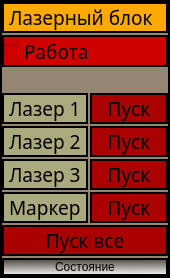
This is TraineeProjectSource/ui_files/laserblockwindow.ui in orizonti/AstraTraineeProject as Qt 5 draws it before an edit. The edited form follows.
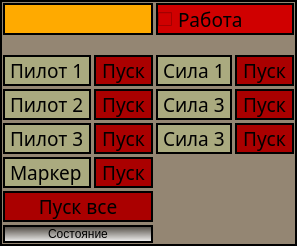
This is the edited form. Icons and pictures are not drawn.

The edit to the form file:
```diff
--- a/TraineeProjectSource/ui_files/laserblockwindow.ui
+++ b/TraineeProjectSource/ui_files/laserblockwindow.ui
@@ -6,8 +6,8 @@
    <rect>
     <x>0</x>
     <y>0</y>
-    <width>170</width>
-    <height>278</height>
+    <width>297</width>
+    <height>243</height>
    </rect>
   </property>
   <property name="windowTitle">
@@ -37,318 +37,22 @@
   </property>
   <layout class="QGridLayout" name="gridLayout">
    <property name="leftMargin">
-    <number>2</number>
+    <number>3</number>
    </property>
    <property name="topMargin">
-    <number>2</number>
+    <number>3</number>
    </property>
    <property name="rightMargin">
-    <number>2</number>
+    <number>3</number>
    </property>
    <property name="bottomMargin">
-    <number>2</number>
+    <number>3</number>
    </property>
    <property name="spacing">
-    <number>2</number>
+    <number>3</number>
    </property>
-   <item row="0" column="0" colspan="2">
-    <widget class="QLabel" name="label_2">
-     <property name="font">
-      <font>
-       <family>Sans Serif</family>
-       <pointsize>14</pointsize>
-       <weight>50</weight>
-       <italic>false</italic>
-       <bold>false</bold>
-      </font>
-     </property>
-     <property name="styleSheet">
-      <string notr="true">QLabel
-{
-border: 2px solid line black;
-	
-	background-color: rgb(255, 170, 0);
-}</string>
-     </property>
-     <property name="text">
-      <string>Лазерный блок</string>
-     </property>
-    </widget>
-   </item>
-   <item row="8" column="1">
-    <widget class="QPushButton" name="ButTurnToWorkPointer">
-     <property name="font">
-      <font>
-       <family>Sans Serif</family>
-       <pointsize>14</pointsize>
-       <weight>50</weight>
-       <italic>false</italic>
-       <bold>false</bold>
-      </font>
-     </property>
-     <property name="styleSheet">
-      <string notr="true">QPushButton
-{
-background-color: rgb(170, 0, 0);
-}
-
-QPushButton:checked
-{
-
- 
-	background-color: rgb(85, 170, 0);
-
-}
-
-QPushButton:pressed
-{
-
- 
-	
-	background-color: qlineargradient(spread:pad, x1:0.025, y1:0.00568182, x2:1, y2:1, stop:0 rgba(0, 170, 18, 255), stop:1 rgba(255, 255, 255, 255));
-
-}</string>
-     </property>
-     <property name="text">
-      <string>Пуск</string>
-     </property>
-     <property name="checkable">
-      <bool>true</bool>
-     </property>
-    </widget>
-   </item>
-   <item row="7" column="0">
-    <widget class="QLabel" name="label_5">
-     <property name="font">
-      <font>
-       <family>Sans Serif</family>
-       <pointsize>14</pointsize>
-       <weight>50</weight>
-       <italic>false</italic>
-       <bold>false</bold>
-      </font>
-     </property>
-     <property name="styleSheet">
-      <string notr="true">QLabel
-{
-border: 2px solid line black;
-	
-	background-color: rgb(170, 170, 127);
-}</string>
-     </property>
-     <property name="text">
-      <string>Лазер 3</string>
-     </property>
-    </widget>
-   </item>
-   <item row="7" column="1">
-    <widget class="QPushButton" name="ButTurnToWorkLaser3">
-     <property name="font">
-      <font>
-       <family>Sans Serif</family>
-       <pointsize>14</pointsize>
-       <weight>50</weight>
-       <italic>false</italic>
-       <bold>false</bold>
-      </font>
-     </property>
-     <property name="styleSheet">
-      <string notr="true">QPushButton
-{
-background-color: rgb(170, 0, 0);
-}
-
-QPushButton:checked
-{
-
- 
-	background-color: rgb(85, 170, 0);
-
-}
-
-QPushButton:pressed
-{
-
- 
-	
-	background-color: qlineargradient(spread:pad, x1:0.025, y1:0.00568182, x2:1, y2:1, stop:0 rgba(0, 170, 18, 255), stop:1 rgba(255, 255, 255, 255));
-
-}</string>
-     </property>
-     <property name="text">
-      <string>Пуск</string>
-     </property>
-     <property name="checkable">
-      <bool>true</bool>
-     </property>
-    </widget>
-   </item>
-   <item row="1" column="0" colspan="2">
-    <widget class="QCheckBox" name="checkWorkBlock">
-     <property name="font">
-      <font>
-       <family>Sans Serif</family>
-       <pointsize>14</pointsize>
-       <weight>50</weight>
-       <italic>false</italic>
-       <bold>false</bold>
-      </font>
-     </property>
-     <property name="styleSheet">
-      <string notr="true">QCheckBox
-{
-border: 2px solid line black;
-	
-	
-	background-color: rgb(208, 0, 0);
-}
-
-QCheckBox::checked
-{
-border: 2px solid line black;
-	
-	background-color: rgb(85, 170, 0);
-}</string>
-     </property>
-     <property name="text">
-      <string>Работа</string>
-     </property>
-    </widget>
-   </item>
-   <item row="8" column="0">
-    <widget class="QLabel" name="label_6">
-     <property name="font">
-      <font>
-       <family>Sans Serif</family>
-       <pointsize>14</pointsize>
-       <weight>50</weight>
-       <italic>false</italic>
-       <bold>false</bold>
-      </font>
-     </property>
-     <property name="styleSheet">
-      <string notr="true">QLabel
-{
-border: 2px solid line black;
-	
-	background-color: rgb(170, 170, 127);
-}</string>
-     </property>
-     <property name="text">
-      <string>Маркер</string>
-     </property>
-    </widget>
-   </item>
-   <item row="5" column="0">
-    <widget class="QLabel" name="label_3">
-     <property name="font">
-      <font>
-       <family>Sans Serif</family>
-       <pointsize>14</pointsize>
-       <weight>50</weight>
-       <italic>false</italic>
-       <bold>false</bold>
-      </font>
-     </property>
-     <property name="styleSheet">
-      <string notr="true">QLabel
-{
-border: 2px solid line black;
-	
-	background-color: rgb(170, 170, 127);
-}</string>
-     </property>
-     <property name="text">
-      <string>Лазер 2</string>
-     </property>
-    </widget>
-   </item>
-   <item row="9" column="0" colspan="2">
-    <widget class="QPushButton" name="butStartAllLasers">
-     <property name="font">
-      <font>
-       <family>Sans Serif</family>
-       <pointsize>14</pointsize>
-       <weight>50</weight>
-       <italic>false</italic>
-       <bold>false</bold>
-      </font>
-     </property>
-     <property name="styleSheet">
-      <string notr="true">QPushButton
-{
-background-color: rgb(170, 0, 0);
-}
-
-QPushButton:checked
-{
-
- 
-	background-color: rgb(85, 170, 0);
-
-}
-
-QPushButton:pressed
-{
-
- 
-	
-	background-color: qlineargradient(spread:pad, x1:0.025, y1:0.00568182, x2:1, y2:1, stop:0 rgba(0, 170, 18, 255), stop:1 rgba(255, 255, 255, 255));
-
-}</string>
-     </property>
-     <property name="text">
-      <string>Пуск все</string>
-     </property>
-     <property name="checkable">
-      <bool>true</bool>
-     </property>
-    </widget>
-   </item>
-   <item row="5" column="1">
-    <widget class="QPushButton" name="ButTurnToWorkLaser2">
-     <property name="font">
-      <font>
-       <family>Sans Serif</family>
-       <pointsize>14</pointsize>
-       <weight>50</weight>
-       <italic>false</italic>
-       <bold>false</bold>
-      </font>
-     </property>
-     <property name="styleSheet">
-      <string notr="true">QPushButton
-{
-background-color: rgb(170, 0, 0);
-}
-
-QPushButton:checked
-{
-
- 
-	background-color: rgb(85, 170, 0);
-
-}
-
-QPushButton:pressed
-{
-
- 
-	
-	background-color: qlineargradient(spread:pad, x1:0.025, y1:0.00568182, x2:1, y2:1, stop:0 rgba(0, 170, 18, 255), stop:1 rgba(255, 255, 255, 255));
-
-}</string>
-     </property>
-     <property name="text">
-      <string>Пуск</string>
-     </property>
-     <property name="checkable">
-      <bool>true</bool>
-     </property>
-    </widget>
-   </item>
-   <item row="3" column="0" rowspan="2">
-    <widget class="QLabel" name="label_4">
+   <item row="5" column="2">
+    <widget class="QLabel" name="label_8">
      <property name="sizePolicy">
       <sizepolicy hsizetype="Preferred" vsizetype="Preferred">
        <horstretch>0</horstretch>
@@ -373,11 +77,11 @@
 }</string>
      </property>
      <property name="text">
-      <string>Лазер 1</string>
+      <string>Сила 3</string>
      </property>
     </widget>
    </item>
-   <item row="2" column="0" colspan="2">
+   <item row="1" column="0" colspan="4">
     <widget class="QLabel" name="label">
      <property name="sizePolicy">
       <sizepolicy hsizetype="Preferred" vsizetype="MinimumExpanding">
@@ -387,7 +91,7 @@
      </property>
      <property name="maximumSize">
       <size>
-       <width>240</width>
+       <width>300</width>
        <height>200</height>
       </size>
      </property>
@@ -402,8 +106,14 @@
      </property>
     </widget>
    </item>
-   <item row="3" column="1" rowspan="2">
-    <widget class="QPushButton" name="ButTurnToWorkLaser1">
+   <item row="6" column="2">
+    <widget class="QLabel" name="label_9">
+     <property name="sizePolicy">
+      <sizepolicy hsizetype="Preferred" vsizetype="Maximum">
+       <horstretch>0</horstretch>
+       <verstretch>0</verstretch>
+      </sizepolicy>
+     </property>
      <property name="font">
       <font>
        <family>Sans Serif</family>
@@ -414,6 +124,30 @@
       </font>
      </property>
      <property name="styleSheet">
+      <string notr="true">QLabel
+{
+border: 2px solid line black;
+	
+	background-color: rgb(170, 170, 127);
+}</string>
+     </property>
+     <property name="text">
+      <string>Сила 3</string>
+     </property>
+    </widget>
+   </item>
+   <item row="5" column="1">
+    <widget class="QPushButton" name="ButTurnToWorkLaser2">
+     <property name="font">
+      <font>
+       <family>Sans Serif</family>
+       <pointsize>14</pointsize>
+       <weight>50</weight>
+       <italic>false</italic>
+       <bold>false</bold>
+      </font>
+     </property>
+     <property name="styleSheet">
       <string notr="true">QPushButton
 {
 background-color: rgb(170, 0, 0);
@@ -444,7 +178,163 @@
      </property>
     </widget>
    </item>
-   <item row="10" column="0" colspan="2">
+   <item row="6" column="0">
+    <widget class="QLabel" name="label_5">
+     <property name="sizePolicy">
+      <sizepolicy hsizetype="Preferred" vsizetype="Maximum">
+       <horstretch>0</horstretch>
+       <verstretch>0</verstretch>
+      </sizepolicy>
+     </property>
+     <property name="font">
+      <font>
+       <family>Sans Serif</family>
+       <pointsize>14</pointsize>
+       <weight>50</weight>
+       <italic>false</italic>
+       <bold>false</bold>
+      </font>
+     </property>
+     <property name="styleSheet">
+      <string notr="true">QLabel
+{
+border: 2px solid line black;
+	
+	background-color: rgb(170, 170, 127);
+}</string>
+     </property>
+     <property name="text">
+      <string>Пилот 3</string>
+     </property>
+    </widget>
+   </item>
+   <item row="6" column="3">
+    <widget class="QPushButton" name="ButTurnToWorkPower3">
+     <property name="font">
+      <font>
+       <family>Sans Serif</family>
+       <pointsize>14</pointsize>
+       <weight>50</weight>
+       <italic>false</italic>
+       <bold>false</bold>
+      </font>
+     </property>
+     <property name="styleSheet">
+      <string notr="true">QPushButton
+{
+background-color: rgb(170, 0, 0);
+}
+
+QPushButton:checked
+{
+
+ 
+	background-color: rgb(85, 170, 0);
+
+}
+
+QPushButton:pressed
+{
+
+ 
+	
+	background-color: qlineargradient(spread:pad, x1:0.025, y1:0.00568182, x2:1, y2:1, stop:0 rgba(0, 170, 18, 255), stop:1 rgba(255, 255, 255, 255));
+
+}</string>
+     </property>
+     <property name="text">
+      <string>Пуск</string>
+     </property>
+     <property name="checkable">
+      <bool>true</bool>
+     </property>
+    </widget>
+   </item>
+   <item row="5" column="3">
+    <widget class="QPushButton" name="ButTurnToWorkPower2">
+     <property name="font">
+      <font>
+       <family>Sans Serif</family>
+       <pointsize>14</pointsize>
+       <weight>50</weight>
+       <italic>false</italic>
+       <bold>false</bold>
+      </font>
+     </property>
+     <property name="styleSheet">
+      <string notr="true">QPushButton
+{
+background-color: rgb(170, 0, 0);
+}
+
+QPushButton:checked
+{
+
+ 
+	background-color: rgb(85, 170, 0);
+
+}
+
+QPushButton:pressed
+{
+
+ 
+	
+	background-color: qlineargradient(spread:pad, x1:0.025, y1:0.00568182, x2:1, y2:1, stop:0 rgba(0, 170, 18, 255), stop:1 rgba(255, 255, 255, 255));
+
+}</string>
+     </property>
+     <property name="text">
+      <string>Пуск</string>
+     </property>
+     <property name="checkable">
+      <bool>true</bool>
+     </property>
+    </widget>
+   </item>
+   <item row="4" column="3">
+    <widget class="QPushButton" name="ButTurnToWorkPower1">
+     <property name="font">
+      <font>
+       <family>Sans Serif</family>
+       <pointsize>14</pointsize>
+       <weight>50</weight>
+       <italic>false</italic>
+       <bold>false</bold>
+      </font>
+     </property>
+     <property name="styleSheet">
+      <string notr="true">QPushButton
+{
+background-color: rgb(170, 0, 0);
+}
+
+QPushButton:checked
+{
+
+ 
+	background-color: rgb(85, 170, 0);
+
+}
+
+QPushButton:pressed
+{
+
+ 
+	
+	background-color: qlineargradient(spread:pad, x1:0.025, y1:0.00568182, x2:1, y2:1, stop:0 rgba(0, 170, 18, 255), stop:1 rgba(255, 255, 255, 255));
+
+}</string>
+     </property>
+     <property name="text">
+      <string>Пуск</string>
+     </property>
+     <property name="checkable">
+      <bool>true</bool>
+     </property>
+    </widget>
+   </item>
+   <item row="15" column="0" colspan="2">
     <widget class="QPushButton" name="ButStateRequest">
      <property name="styleSheet">
       <string notr="true">QPushButton
@@ -462,6 +352,347 @@
      </property>
     </widget>
    </item>
+   <item row="7" column="0">
+    <widget class="QLabel" name="label_6">
+     <property name="font">
+      <font>
+       <family>Sans Serif</family>
+       <pointsize>14</pointsize>
+       <weight>50</weight>
+       <italic>false</italic>
+       <bold>false</bold>
+      </font>
+     </property>
+     <property name="styleSheet">
+      <string notr="true">QLabel
+{
+border: 2px solid line black;
+	
+	background-color: rgb(170, 170, 127);
+}</string>
+     </property>
+     <property name="text">
+      <string>Маркер</string>
+     </property>
+    </widget>
+   </item>
+   <item row="0" column="0" colspan="2">
+    <widget class="QLabel" name="label_2">
+     <property name="font">
+      <font>
+       <family>Sans Serif</family>
+       <pointsize>14</pointsize>
+       <weight>50</weight>
+       <italic>false</italic>
+       <bold>false</bold>
+      </font>
+     </property>
+     <property name="styleSheet">
+      <string notr="true">QLabel
+{
+border: 2px solid line black;
+	
+	background-color: rgb(255, 170, 0);
+}</string>
+     </property>
+     <property name="text">
+      <string/>
+     </property>
+    </widget>
+   </item>
+   <item row="6" column="1">
+    <widget class="QPushButton" name="ButTurnToWorkLaser3">
+     <property name="sizePolicy">
+      <sizepolicy hsizetype="Minimum" vsizetype="Fixed">
+       <horstretch>0</horstretch>
+       <verstretch>0</verstretch>
+      </sizepolicy>
+     </property>
+     <property name="font">
+      <font>
+       <family>Sans Serif</family>
+       <pointsize>14</pointsize>
+       <weight>50</weight>
+       <italic>false</italic>
+       <bold>false</bold>
+      </font>
+     </property>
+     <property name="styleSheet">
+      <string notr="true">QPushButton
+{
+background-color: rgb(170, 0, 0);
+}
+
+QPushButton:checked
+{
+
+ 
+	background-color: rgb(85, 170, 0);
+
+}
+
+QPushButton:pressed
+{
+
+ 
+	
+	background-color: qlineargradient(spread:pad, x1:0.025, y1:0.00568182, x2:1, y2:1, stop:0 rgba(0, 170, 18, 255), stop:1 rgba(255, 255, 255, 255));
+
+}</string>
+     </property>
+     <property name="text">
+      <string>Пуск</string>
+     </property>
+     <property name="checkable">
+      <bool>true</bool>
+     </property>
+    </widget>
+   </item>
+   <item row="5" column="0">
+    <widget class="QLabel" name="label_3">
+     <property name="font">
+      <font>
+       <family>Sans Serif</family>
+       <pointsize>14</pointsize>
+       <weight>50</weight>
+       <italic>false</italic>
+       <bold>false</bold>
+      </font>
+     </property>
+     <property name="styleSheet">
+      <string notr="true">QLabel
+{
+border: 2px solid line black;
+	
+	background-color: rgb(170, 170, 127);
+}</string>
+     </property>
+     <property name="text">
+      <string>Пилот 2</string>
+     </property>
+    </widget>
+   </item>
+   <item row="4" column="1">
+    <widget class="QPushButton" name="ButTurnToWorkLaser1">
+     <property name="font">
+      <font>
+       <family>Sans Serif</family>
+       <pointsize>14</pointsize>
+       <weight>50</weight>
+       <italic>false</italic>
+       <bold>false</bold>
+      </font>
+     </property>
+     <property name="styleSheet">
+      <string notr="true">QPushButton
+{
+background-color: rgb(170, 0, 0);
+}
+
+QPushButton:checked
+{
+
+ 
+	background-color: rgb(85, 170, 0);
+
+}
+
+QPushButton:pressed
+{
+
+ 
+	
+	background-color: qlineargradient(spread:pad, x1:0.025, y1:0.00568182, x2:1, y2:1, stop:0 rgba(0, 170, 18, 255), stop:1 rgba(255, 255, 255, 255));
+
+}</string>
+     </property>
+     <property name="text">
+      <string>Пуск</string>
+     </property>
+     <property name="checkable">
+      <bool>true</bool>
+     </property>
+    </widget>
+   </item>
+   <item row="0" column="2" colspan="2">
+    <widget class="QCheckBox" name="checkWorkBlock">
+     <property name="enabled">
+      <bool>true</bool>
+     </property>
+     <property name="font">
+      <font>
+       <family>Sans Serif</family>
+       <pointsize>14</pointsize>
+       <weight>50</weight>
+       <italic>false</italic>
+       <bold>false</bold>
+      </font>
+     </property>
+     <property name="styleSheet">
+      <string notr="true">QCheckBox
+{
+border: 2px solid line black;
+	
+	
+	background-color: rgb(208, 0, 0);
+}
+
+QCheckBox::checked
+{
+border: 2px solid line black;
+	
+	background-color: rgb(85, 170, 0);
+}</string>
+     </property>
+     <property name="text">
+      <string>Работа</string>
+     </property>
+    </widget>
+   </item>
+   <item row="7" column="1">
+    <widget class="QPushButton" name="ButTurnToWorkPointer">
+     <property name="font">
+      <font>
+       <family>Sans Serif</family>
+       <pointsize>14</pointsize>
+       <weight>50</weight>
+       <italic>false</italic>
+       <bold>false</bold>
+      </font>
+     </property>
+     <property name="styleSheet">
+      <string notr="true">QPushButton
+{
+background-color: rgb(170, 0, 0);
+}
+
+QPushButton:checked
+{
+
+ 
+	background-color: rgb(85, 170, 0);
+
+}
+
+QPushButton:pressed
+{
+
+ 
+	
+	background-color: qlineargradient(spread:pad, x1:0.025, y1:0.00568182, x2:1, y2:1, stop:0 rgba(0, 170, 18, 255), stop:1 rgba(255, 255, 255, 255));
+
+}</string>
+     </property>
+     <property name="text">
+      <string>Пуск</string>
+     </property>
+     <property name="checkable">
+      <bool>true</bool>
+     </property>
+    </widget>
+   </item>
+   <item row="4" column="0">
+    <widget class="QLabel" name="label_4">
+     <property name="sizePolicy">
+      <sizepolicy hsizetype="Preferred" vsizetype="Preferred">
+       <horstretch>0</horstretch>
+       <verstretch>0</verstretch>
+      </sizepolicy>
+     </property>
+     <property name="font">
+      <font>
+       <family>Sans Serif</family>
+       <pointsize>14</pointsize>
+       <weight>50</weight>
+       <italic>false</italic>
+       <bold>false</bold>
+      </font>
+     </property>
+     <property name="styleSheet">
+      <string notr="true">QLabel
+{
+border: 2px solid line black;
+	
+	background-color: rgb(170, 170, 127);
+}</string>
+     </property>
+     <property name="text">
+      <string>Пилот 1</string>
+     </property>
+    </widget>
+   </item>
+   <item row="4" column="2">
+    <widget class="QLabel" name="label_7">
+     <property name="sizePolicy">
+      <sizepolicy hsizetype="Preferred" vsizetype="Preferred">
+       <horstretch>0</horstretch>
+       <verstretch>0</verstretch>
+      </sizepolicy>
+     </property>
+     <property name="font">
+      <font>
+       <family>Sans Serif</family>
+       <pointsize>14</pointsize>
+       <weight>50</weight>
+       <italic>false</italic>
+       <bold>false</bold>
+      </font>
+     </property>
+     <property name="styleSheet">
+      <string notr="true">QLabel
+{
+border: 2px solid line black;
+	
+	background-color: rgb(170, 170, 127);
+}</string>
+     </property>
+     <property name="text">
+      <string>Сила 1</string>
+     </property>
+    </widget>
+   </item>
+   <item row="8" column="0" colspan="2">
+    <widget class="QPushButton" name="butStartAllLasers">
+     <property name="font">
+      <font>
+       <family>Sans Serif</family>
+       <pointsize>14</pointsize>
+       <weight>50</weight>
+       <italic>false</italic>
+       <bold>false</bold>
+      </font>
+     </property>
+     <property name="styleSheet">
+      <string notr="true">QPushButton
+{
+background-color: rgb(170, 0, 0);
+}
+
+QPushButton:checked
+{
+
+ 
+	background-color: rgb(85, 170, 0);
+
+}
+
+QPushButton:pressed
+{
+
+ 
+	
+	background-color: qlineargradient(spread:pad, x1:0.025, y1:0.00568182, x2:1, y2:1, stop:0 rgba(0, 170, 18, 255), stop:1 rgba(255, 255, 255, 255));
+
+}</string>
+     </property>
+     <property name="text">
+      <string>Пуск все</string>
+     </property>
+     <property name="checkable">
+      <bool>true</bool>
+     </property>
+    </widget>
+   </item>
   </layout>
  </widget>
  <layoutdefault spacing="6" margin="11"/>
```
